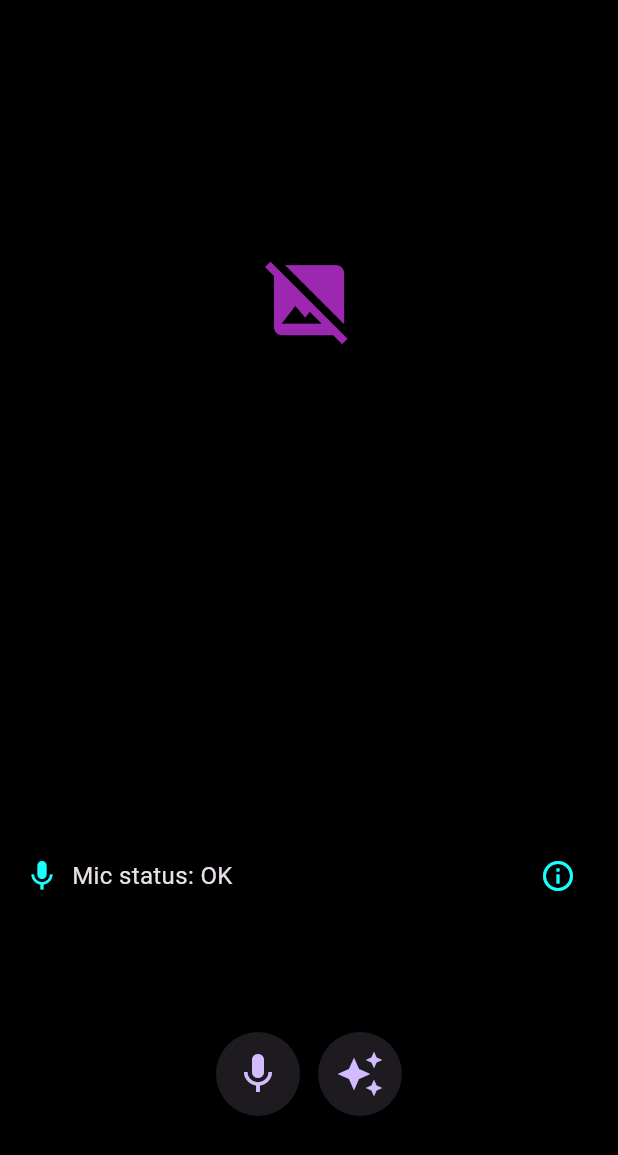
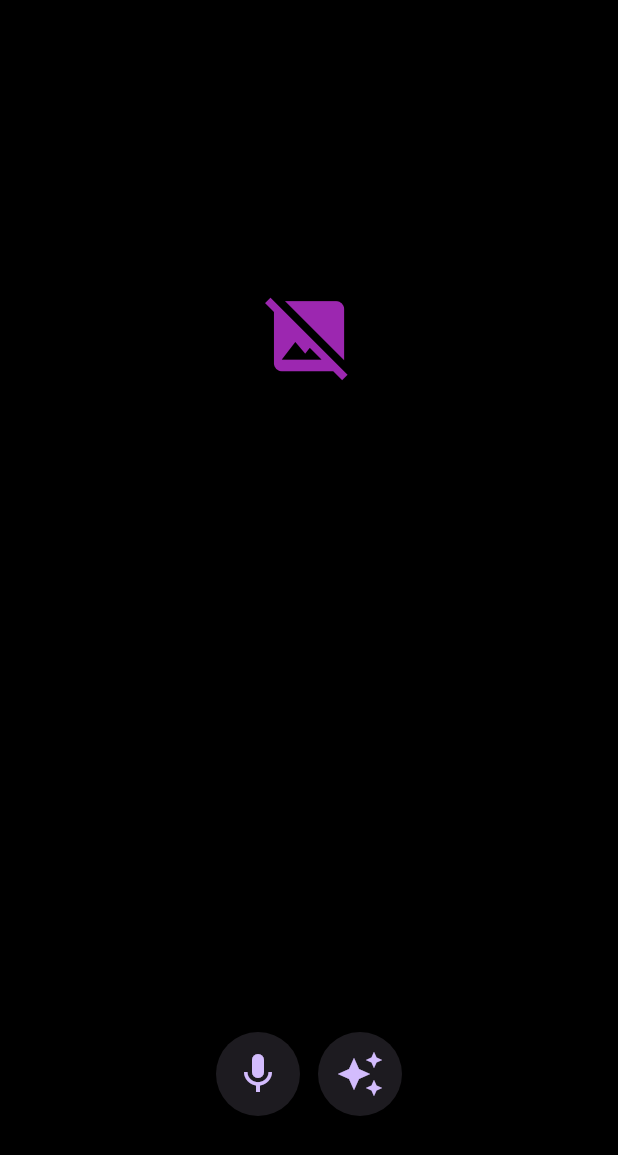
Before and after one commit to bonskari/kidPrinter, a Flutter app: the screen it shows after launch, on a phone screen of 412 x 824 dp. Shown: the top 1155 px of the screen. Run offline on Flutter 3.47's test engine with Material 3 defaults, Android fonts, the phone set to English and light mode, and no system bars; our stand-ins replace permission_handler, wakelock_plus; missing offline and left inert: audio_waveforms, record, stts, waveform_recorder, window_size.

Commit message:
Remove unused microphone device selection logic and diagnostics. Clean up mic_info_widget and kid_printer_widget for default mic usage only.

```diff
--- a/flutter_app/lib/kid_printer_widget.dart
+++ b/flutter_app/lib/kid_printer_widget.dart
@@ -1,5 +1,4 @@
 import 'dart:async';
-import 'dart:math';
 
 import 'package:flutter/material.dart';
 import 'package:flutter_app/generated_images_widget.dart';
@@ -25,12 +24,8 @@ class _KidPrinterWidgetState extends State<KidPrinterWidget>
       WaveformRecorderController();
   bool _isRecording = false;
   String? _micError;
-  InputDevice? _selectedMicDevice;
   final Stt _stt = Stt();
   String _recognizedWords = '';
-  List<InputDevice> _micDevices = [];
-  String? _micName;
-  List<String> _availableLanguages = [];
   String selectedLang = '';
   Timer? _timer;
   String? _lastSpokenGeminiResult;
@@ -66,13 +61,8 @@ class _KidPrinterWidgetState extends State<KidPrinterWidget>
 
   Future<void> _initMicName() async {
     LOG.DEBUG('_initMicName called');
-    // Remove _recorder usage, as device listing should be handled elsewhere or by waveform_recorder if needed
     setState(() {
-      _micDevices = [];
       _micError = null;
-      _micName = 'No mic found';
-      _selectedMicDevice = null;
-      LOG.DEBUG('No mic found');
     });
   }
 
@@ -83,7 +73,6 @@ class _KidPrinterWidgetState extends State<KidPrinterWidget>
       // Check if the available languages contain the desired languageCode
       final languages = await _stt.getLanguages();
       LOG.DEBUG('Available languages: $languages');
-      _availableLanguages = languages;
       if (!languages.contains(languageCode)) {
         // If not available, fallback to the first available language
         languageCode = languages.isNotEmpty ? languages.first : languageCode;
@@ -213,43 +202,9 @@ class _KidPrinterWidgetState extends State<KidPrinterWidget>
         ),
         MicInfoWidget(
           micError: _micError ?? '',
-          selectedMicDevice: _selectedMicDevice,
+          selectedMicDevice: null,
           stt: _stt,
         ),
-        if (Theme.of(context).platform == TargetPlatform.windows)
-          Row(
-            mainAxisAlignment: MainAxisAlignment.center,
-            children: [
-              Padding(
-                padding: const EdgeInsets.symmetric(horizontal: 8, vertical: 8),
-                child: DropdownButton<InputDevice>(
-                  value: _selectedMicDevice,
-                  items: _micDevices
-                      .map(
-                        (device) => DropdownMenuItem<InputDevice>(
-                          value: device,
-                          child: SizedBox(
-                            width: MediaQuery.sizeOf(context).width * 0.6,
-                            child: Text(
-                              device.label,
-                              maxLines: 1,
-                              overflow: TextOverflow.ellipsis,
-                            ),
-                          ),
-                        ),
-                      )
-                      .toList(),
-                  onChanged: (device) {
-                    setState(() {
-                      _selectedMicDevice = device;
-                      _micName = device?.label;
-                    });
-                  },
-                  hint: const Text('Select microphone'),
-                ),
-              ),
-            ],
-          ),
         if (_recognizedWords.isNotEmpty || _micError != null)
           Row(
             mainAxisAlignment: MainAxisAlignment.center,
--- a/flutter_app/lib/mic_info_widget.dart
+++ b/flutter_app/lib/mic_info_widget.dart
@@ -19,12 +19,14 @@ class MicInfoWidget extends StatelessWidget {
 
   static Future<String> runDiagnostics({
     required BuildContext context,
-
     required InputDevice? selectedMicDevice,
     required Stt stt,
   }) async {
     StringBuffer diag = StringBuffer();
     diag.writeln('--- Microphone Diagnostics ---');
+    diag.writeln('Microphone selection is not supported.');
+    diag.writeln('Using default system microphone.');
+    diag.writeln('Device listing: Not available.');
     // 1. Microphone permission (before mic tests)
     try {
       final micStatus = await Permission.microphone.request().timeout(
@@ -47,16 +49,6 @@ class MicInfoWidget extends StatelessWidget {
       return diag.toString();
     }
 
-    // 2. Device listing
-    try {
-      diag.writeln('Device listing: (skipped, see main widget)');
-    } on TimeoutException {
-      diag.writeln('Device listing: TIMEOUT');
-    } catch (e) {
-      diag.writeln('Device listing: ERROR ($e)');
-    }
-
-    // 3. Record plugin test (removed, now using waveform_recorder everywhere)
     diag.writeln('Record plugin: replaced by waveform_recorder');
 
     // 4. STTS plugin test
@@ -95,39 +87,19 @@ class MicInfoWidget extends StatelessWidget {
           borderRadius: BorderRadius.circular(8),
         ),
         padding: const EdgeInsets.symmetric(horizontal: 16, vertical: 8),
-        child: Row(
-          mainAxisAlignment: MainAxisAlignment.center,
+        child: Column(
+          crossAxisAlignment: CrossAxisAlignment.start,
           children: [
-            Icon(Icons.mic, color: Colors.cyanAccent),
-            SizedBox(width: 8),
-            Expanded(
-              child: Text(
-                'Mic status: ${micError.isNotEmpty ? micError : 'OK'}',
-                style: TextStyle(fontSize: 16),
-                maxLines: 2,
-                overflow: TextOverflow.ellipsis,
+            if (micError.isNotEmpty)
+              Padding(
+                padding: const EdgeInsets.only(bottom: 8.0),
+                child: Text(
+                  micError,
+                  style: const TextStyle(color: Colors.redAccent),
+                ),
               ),
-            ),
-            SizedBox(width: 16),
-            IconButton(
-              icon: Icon(Icons.info_outline, color: Colors.cyanAccent),
-              tooltip: 'Run mic diagnostics',
-              onPressed: () {
-                showDialog(
-                  context: context,
-                  barrierDismissible: false,
-                  builder: (ctx) {
-                    return DiagnosticsDialog(
-                      runDiagnostics: () => runDiagnostics(
-                        context: context,
-                        selectedMicDevice: selectedMicDevice,
-                        stt: stt,
-                      ),
-                    );
-                  },
-                );
-              },
-            ),
+
+            // ...existing code...
           ],
         ),
       ),
```
Also changed, not shown: flutter_app/tmp/generated_image.png.
